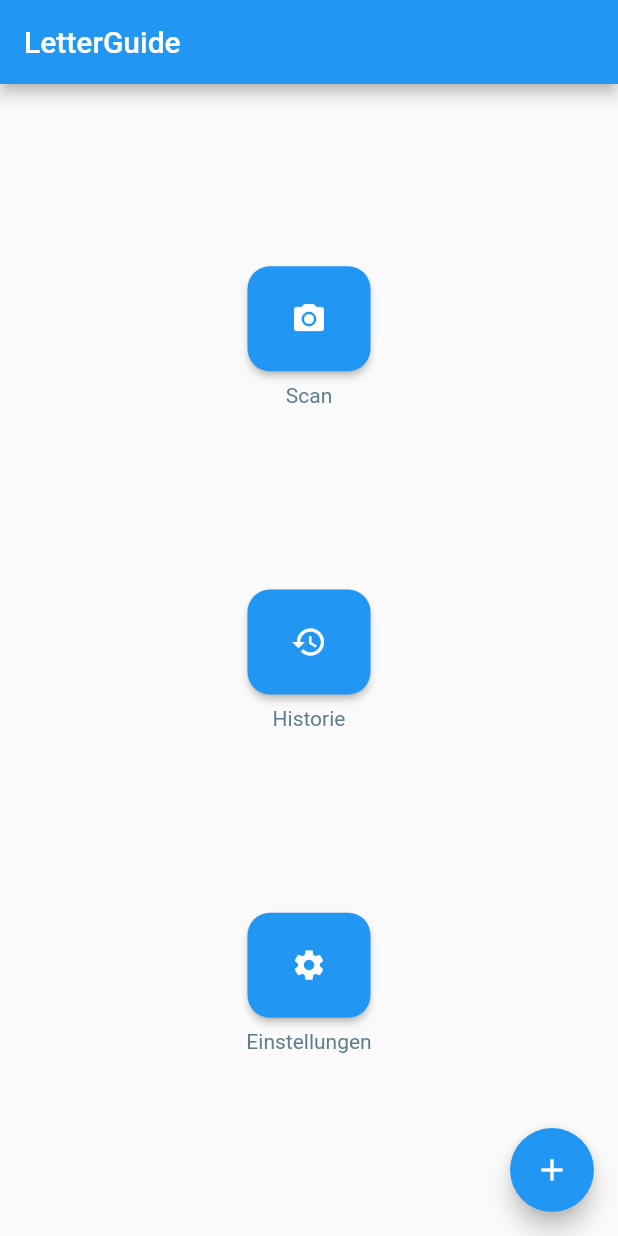
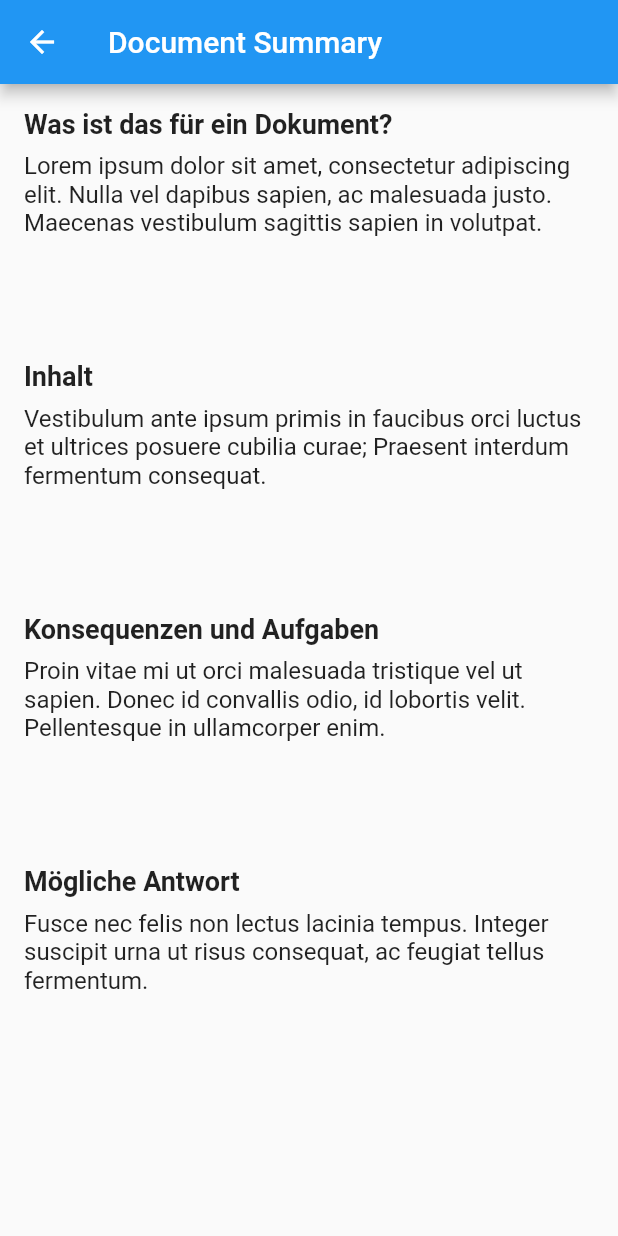
Before and after one commit to furkan-asani/letter-guide, a Flutter app: the screen it shows after launch, after a tap on the "camera alt" icon, on a phone screen of 412 x 824 dp. Run offline on Flutter 3.47's test engine with Material 2 defaults, Android fonts, the phone set to English and light mode, and no system bars.

Commit message:
Create a first draft of the DocumentSummaryPage which will be populated with the response of the GPT API

```diff
--- a/letter_guide/lib/main.dart
+++ b/letter_guide/lib/main.dart
@@ -1,4 +1,5 @@
 import 'package:flutter/material.dart';
+import 'package:letter_guide/pages/document_summary_page.dart';
 
 void main() {
   runApp(const MyApp());
@@ -48,18 +49,6 @@ class MyHomePage extends StatefulWidget {
 }
 
 class _MyHomePageState extends State<MyHomePage> {
-  int _counter = 0;
-
-  void _incrementCounter() {
-    setState(() {
-      // This call to setState tells the Flutter framework that something has
-      // changed in this State, which causes it to rerun the build method below
-      // so that the display can reflect the updated values. If we changed
-      // _counter without calling setState(), then the build method would not be
-      // called again, and so nothing would appear to happen.
-      _counter++;
-    });
-  }
 
   @override
   Widget build(BuildContext context) {
@@ -69,12 +58,8 @@ class _MyHomePageState extends State<MyHomePage> {
     // The Flutter framework has been optimized to make rerunning build methods
     // fast, so that you can just rebuild anything that needs updating rather
     // than having to individually change instances of widgets.
-    return Scaffold(
-      appBar: AppBar(
-        // Here we take the value from the MyHomePage object that was created by
-        // the App.build method, and use it to set our appbar title.
-        title: Text(widget.title),
-      ),
+    return LetterGuideScaffold(
+      title: 'LetterGuide',
       body: Center(
           // Center is a layout widget. It takes a single child and positions it
           // in the middle of the parent.
@@ -94,29 +79,49 @@ class _MyHomePageState extends State<MyHomePage> {
             // axis because Columns are vertical (the cross axis would be
             // horizontal).
             mainAxisAlignment: MainAxisAlignment.spaceEvenly,
-          children: <Widget>[
-            MainMenuButton(icon: const Icon(Icons.camera_alt, color: Colors.white), buttonTitle: "Scan"),
-            MainMenuButton(icon: const Icon(Icons.history, color: Colors.white,), buttonTitle: "Historie",),
-            MainMenuButton(icon: const Icon(Icons.settings, color: Colors.white,), buttonTitle: "Einstellungen",)
+            children: const <Widget>[
+              MainMenuButton(
+                  icon: Icon(Icons.camera_alt, color: Colors.white),
+                  buttonTitle: "Scan"),
+              MainMenuButton(
+                icon: Icon(
+                  Icons.history,
+                  color: Colors.white,
+                ),
+                buttonTitle: "Historie",
+              ),
+              MainMenuButton(
+                icon: Icon(
+                  Icons.settings,
+                  color: Colors.white,
+                ),
+                buttonTitle: "Einstellungen",
+              )
             ],
           ),
         ),
-      floatingActionButton: FloatingActionButton(
-        onPressed: _incrementCounter,
-        tooltip: 'Increment',
-        child: const Icon(Icons.add),
-      ), // This trailing comma makes auto-formatting nicer for build methods.
     );
   }
 }
 
+class LetterGuideScaffold extends StatelessWidget{
+  final Widget body;
+  final String title;
+
+  const LetterGuideScaffold({super.key, required this.body, required this.title});
+
+
+  @override
+  Widget build(BuildContext context) {
+    return Scaffold(appBar: AppBar(title: Text(title),),body: body);
+  }
+}
+
 class MainMenuButton extends StatelessWidget {
-  Icon icon;
-  String buttonTitle;
+  final Icon icon;
+  final String buttonTitle;
 
-  MainMenuButton(
-     {super.key, required this.icon, required this.buttonTitle}
-  );
+  const MainMenuButton({super.key, required this.icon, required this.buttonTitle});
 
   @override
   Widget build(BuildContext context) {
@@ -126,7 +131,8 @@ class MainMenuButton extends StatelessWidget {
           padding: const EdgeInsets.only(bottom: 8.0),
           child: ElevatedButton(
             onPressed: () {
-              // Do something when button is pressed
+             Navigator.push(context, MaterialPageRoute(builder: (context) => const LetterGuideScaffold(body: DocumentSummaryPage(), title: 'Document Summary'))); // Do something when button is pressed
+
           },
             style: ButtonStyle(
               shape: MaterialStateProperty.all<RoundedRectangleBorder>(
@@ -142,7 +148,10 @@ class MainMenuButton extends StatelessWidget {
             ),
           ),
         ),
-        Text(buttonTitle, style: const TextStyle(color: Colors.blueGrey, fontSize: 14),)
+        Text(
+          buttonTitle,
+          style: const TextStyle(color: Colors.blueGrey, fontSize: 14),
+        )
       ],
     );
   }
--- /dev/null
+++ b/letter_guide/lib/pages/document_summary_page.dart
@@ -0,0 +1,40 @@
+import 'package:flutter/cupertino.dart';
+
+class DocumentSummaryPage extends StatelessWidget {
+  const DocumentSummaryPage({super.key});
+
+  @override
+  Widget build(BuildContext context) {
+    return Padding(
+      padding: const EdgeInsets.all(16.0),
+      child: Column(
+        crossAxisAlignment: CrossAxisAlignment.start,
+        children: [
+          buildTitleAndParagraph('Was ist das für ein Dokument?',
+              'Lorem ipsum dolor sit amet, consectetur adipiscing elit. Nulla vel dapibus sapien, ac malesuada justo. Maecenas vestibulum sagittis sapien in volutpat.'),
+          SizedBox(height: MediaQuery.of(context).size.height * 0.1),
+          buildTitleAndParagraph('Inhalt',
+              'Vestibulum ante ipsum primis in faucibus orci luctus et ultrices posuere cubilia curae; Praesent interdum fermentum consequat.'),
+          SizedBox(height: MediaQuery.of(context).size.height * 0.1),
+          buildTitleAndParagraph('Konsequenzen und Aufgaben',
+              'Proin vitae mi ut orci malesuada tristique vel ut sapien. Donec id convallis odio, id lobortis velit. Pellentesque in ullamcorper enim.'),
+          SizedBox(height: MediaQuery.of(context).size.height * 0.1),
+          buildTitleAndParagraph('Mögliche Antwort',
+              'Fusce nec felis non lectus lacinia tempus. Integer suscipit urna ut risus consequat, ac feugiat tellus fermentum.'),
+        ],
+      ),
+    );
+  }
+
+  Widget buildTitleAndParagraph(String title, String content) {
+    return Column(
+      crossAxisAlignment: CrossAxisAlignment.start,
+      children: [
+        Text(title,
+            style: const TextStyle(fontSize: 18, fontWeight: FontWeight.bold)),
+        const SizedBox(height: 8),
+        Text(content, style: const TextStyle(fontSize: 16)),
+      ],
+    );
+  }
+}
```
Lines whose indentation alone changed are shown as unchanged.
